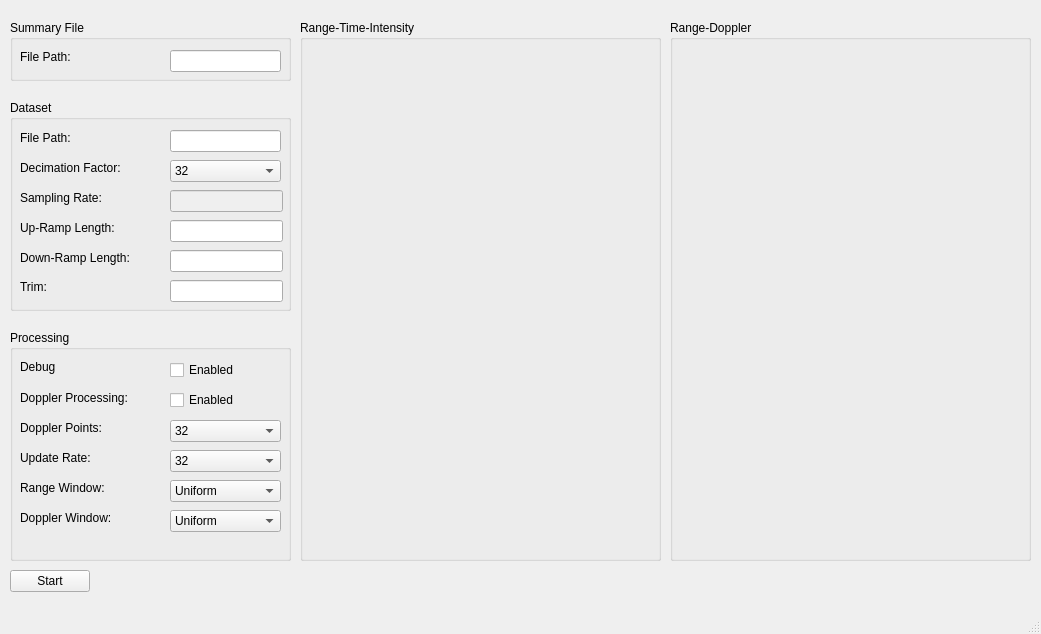
Before: the Qt Designer form qt-port/mainwindow.ui in darrynjordan/range-doppler-processor, drawn with Qt 5.
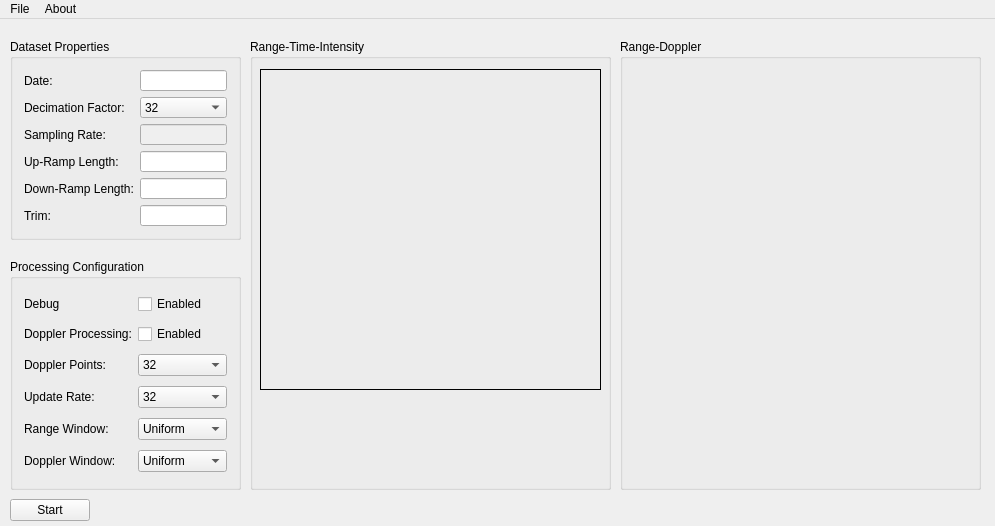
After: the same form once the commit is applied.

Commit message: included opencv plots

What changed in the file:
```diff
--- a/qt-port/mainwindow.ui
+++ b/qt-port/mainwindow.ui
@@ -6,8 +6,8 @@
    <rect>
     <x>0</x>
     <y>0</y>
-    <width>1041</width>
-    <height>634</height>
+    <width>995</width>
+    <height>526</height>
    </rect>
   </property>
   <property name="windowTitle">
@@ -18,469 +18,289 @@
     <property name="geometry">
      <rect>
       <x>10</x>
-      <y>100</y>
-      <width>281</width>
-      <height>211</height>
+      <y>20</y>
+      <width>231</width>
+      <height>201</height>
      </rect>
     </property>
     <property name="title">
-     <string>Dataset</string>
+     <string>Dataset Properties</string>
     </property>
-    <widget class="QLabel" name="label">
-     <property name="geometry">
-      <rect>
-       <x>10</x>
-       <y>60</y>
-       <width>121</width>
-       <height>16</height>
-      </rect>
-     </property>
-     <property name="text">
-      <string>Decimation Factor:</string>
-     </property>
-    </widget>
-    <widget class="QLabel" name="label_2">
-     <property name="geometry">
-      <rect>
-       <x>10</x>
-       <y>90</y>
-       <width>121</width>
-       <height>16</height>
-      </rect>
-     </property>
-     <property name="text">
-      <string>Sampling Rate:</string>
-     </property>
-    </widget>
-    <widget class="QLabel" name="label_3">
-     <property name="geometry">
-      <rect>
-       <x>10</x>
-       <y>120</y>
-       <width>121</width>
-       <height>16</height>
-      </rect>
-     </property>
-     <property name="text">
-      <string>Up-Ramp Length:</string>
-     </property>
-    </widget>
-    <widget class="QLabel" name="label_4">
-     <property name="geometry">
-      <rect>
-       <x>10</x>
-       <y>150</y>
-       <width>141</width>
-       <height>16</height>
-      </rect>
-     </property>
-     <property name="text">
-      <string>Down-Ramp Length:</string>
-     </property>
-    </widget>
-    <widget class="QLabel" name="label_5">
-     <property name="geometry">
-      <rect>
-       <x>10</x>
-       <y>180</y>
-       <width>59</width>
-       <height>14</height>
-      </rect>
-     </property>
-     <property name="text">
-      <string>Trim:</string>
-     </property>
-    </widget>
-    <widget class="QLineEdit" name="e_samplingRate">
-     <property name="enabled">
-      <bool>false</bool>
-     </property>
-     <property name="geometry">
-      <rect>
-       <x>160</x>
-       <y>90</y>
-       <width>113</width>
-       <height>22</height>
-      </rect>
-     </property>
-    </widget>
-    <widget class="QLineEdit" name="e_upPeriod">
-     <property name="geometry">
-      <rect>
-       <x>160</x>
-       <y>120</y>
-       <width>113</width>
-       <height>22</height>
-      </rect>
-     </property>
-    </widget>
-    <widget class="QLineEdit" name="e_downPeriod">
-     <property name="geometry">
-      <rect>
-       <x>160</x>
-       <y>150</y>
-       <width>113</width>
-       <height>22</height>
-      </rect>
-     </property>
-    </widget>
-    <widget class="QLineEdit" name="e_trim">
-     <property name="geometry">
-      <rect>
-       <x>160</x>
-       <y>180</y>
-       <width>113</width>
-       <height>22</height>
-      </rect>
-     </property>
-    </widget>
-    <widget class="QComboBox" name="comboBox_5">
-     <property name="geometry">
-      <rect>
-       <x>160</x>
-       <y>60</y>
-       <width>111</width>
-       <height>22</height>
-      </rect>
-     </property>
-     <item>
-      <property name="text">
-       <string>32</string>
-      </property>
+    <layout class="QGridLayout" name="gridLayout">
+     <item row="0" column="0">
+      <widget class="QLabel" name="l_filePath">
+       <property name="text">
+        <string>Date:</string>
+       </property>
+      </widget>
      </item>
-     <item>
-      <property name="text">
-       <string>64</string>
-      </property>
+     <item row="0" column="1">
+      <widget class="QLineEdit" name="e_datasetPath"/>
      </item>
-     <item>
-      <property name="text">
-       <string>128</string>
-      </property>
+     <item row="1" column="0">
+      <widget class="QLabel" name="label">
+       <property name="text">
+        <string>Decimation Factor:</string>
+       </property>
+      </widget>
      </item>
-     <item>
-      <property name="text">
-       <string>256</string>
-      </property>
+     <item row="1" column="1">
+      <widget class="QComboBox" name="comboBox_5">
+       <item>
+        <property name="text">
+         <string>32</string>
+        </property>
+       </item>
+       <item>
+        <property name="text">
+         <string>64</string>
+        </property>
+       </item>
+       <item>
+        <property name="text">
+         <string>128</string>
+        </property>
+       </item>
+       <item>
+        <property name="text">
+         <string>256</string>
+        </property>
+       </item>
+       <item>
+        <property name="text">
+         <string>512</string>
+        </property>
+       </item>
+      </widget>
      </item>
-     <item>
-      <property name="text">
-       <string>512</string>
-      </property>
+     <item row="2" column="0">
+      <widget class="QLabel" name="label_2">
+       <property name="text">
+        <string>Sampling Rate:</string>
+       </property>
+      </widget>
      </item>
-    </widget>
-    <widget class="QLabel" name="l_filePath">
-     <property name="geometry">
-      <rect>
-       <x>10</x>
-       <y>30</y>
-       <width>56</width>
-       <height>16</height>
-      </rect>
-     </property>
-     <property name="text">
-      <string>File Path:</string>
-     </property>
-    </widget>
-    <widget class="QLineEdit" name="e_datasetPath">
-     <property name="geometry">
-      <rect>
-       <x>160</x>
-       <y>30</y>
-       <width>111</width>
-       <height>22</height>
-      </rect>
-     </property>
-    </widget>
+     <item row="2" column="1">
+      <widget class="QLineEdit" name="e_samplingRate">
+       <property name="enabled">
+        <bool>false</bool>
+       </property>
+      </widget>
+     </item>
+     <item row="3" column="0">
+      <widget class="QLabel" name="label_3">
+       <property name="text">
+        <string>Up-Ramp Length:</string>
+       </property>
+      </widget>
+     </item>
+     <item row="3" column="1">
+      <widget class="QLineEdit" name="e_upPeriod"/>
+     </item>
+     <item row="4" column="0">
+      <widget class="QLabel" name="label_4">
+       <property name="text">
+        <string>Down-Ramp Length:</string>
+       </property>
+      </widget>
+     </item>
+     <item row="4" column="1">
+      <widget class="QLineEdit" name="e_downPeriod"/>
+     </item>
+     <item row="5" column="0">
+      <widget class="QLabel" name="label_5">
+       <property name="text">
+        <string>Trim:</string>
+       </property>
+      </widget>
+     </item>
+     <item row="5" column="1">
+      <widget class="QLineEdit" name="e_trim"/>
+     </item>
+    </layout>
    </widget>
    <widget class="QGroupBox" name="groupBox_2">
     <property name="geometry">
      <rect>
       <x>10</x>
-      <y>330</y>
-      <width>281</width>
+      <y>240</y>
+      <width>231</width>
       <height>231</height>
      </rect>
     </property>
     <property name="title">
-     <string>Processing</string>
+     <string>Processing Configuration</string>
     </property>
-    <widget class="QLabel" name="label_6">
-     <property name="geometry">
-      <rect>
-       <x>10</x>
-       <y>60</y>
-       <width>201</width>
-       <height>16</height>
-      </rect>
-     </property>
-     <property name="text">
-      <string>Doppler Processing:</string>
-     </property>
-    </widget>
-    <widget class="QLabel" name="label_7">
-     <property name="geometry">
-      <rect>
-       <x>10</x>
-       <y>90</y>
-       <width>161</width>
-       <height>16</height>
-      </rect>
-     </property>
-     <property name="text">
-      <string>Doppler Points:</string>
-     </property>
-    </widget>
-    <widget class="QLabel" name="label_8">
-     <property name="geometry">
-      <rect>
-       <x>10</x>
-       <y>120</y>
-       <width>131</width>
-       <height>16</height>
-      </rect>
-     </property>
-     <property name="text">
-      <string>Update Rate:</string>
-     </property>
-    </widget>
-    <widget class="QLabel" name="label_9">
-     <property name="geometry">
-      <rect>
-       <x>10</x>
-       <y>150</y>
-       <width>131</width>
-       <height>16</height>
-      </rect>
-     </property>
-     <property name="text">
-      <string>Range Window:</string>
-     </property>
-    </widget>
-    <widget class="QLabel" name="label_10">
-     <property name="geometry">
-      <rect>
-       <x>10</x>
-       <y>180</y>
-       <width>141</width>
-       <height>16</height>
-      </rect>
-     </property>
-     <property name="text">
-      <string>Doppler Window:</string>
-     </property>
-    </widget>
-    <widget class="QCheckBox" name="c_dopplerEnabled">
-     <property name="geometry">
-      <rect>
-       <x>160</x>
-       <y>60</y>
-       <width>85</width>
-       <height>20</height>
-      </rect>
-     </property>
-     <property name="text">
-      <string>Enabled</string>
-     </property>
-    </widget>
-    <widget class="QComboBox" name="comboBox">
-     <property name="geometry">
-      <rect>
-       <x>160</x>
-       <y>150</y>
-       <width>111</width>
-       <height>22</height>
-      </rect>
-     </property>
-     <item>
-      <property name="text">
-       <string>Uniform</string>
-      </property>
+    <layout class="QGridLayout" name="gridLayout_2">
+     <item row="0" column="0">
+      <widget class="QLabel" name="label_17">
+       <property name="text">
+        <string>Debug</string>
+       </property>
+      </widget>
      </item>
-     <item>
-      <property name="text">
-       <string>Hanning</string>
-      </property>
+     <item row="0" column="1">
+      <widget class="QCheckBox" name="c_debugEnabled">
+       <property name="text">
+        <string>Enabled</string>
+       </property>
+      </widget>
      </item>
-     <item>
-      <property name="text">
-       <string>Hamming</string>
-      </property>
+     <item row="1" column="0">
+      <widget class="QLabel" name="label_6">
+       <property name="text">
+        <string>Doppler Processing:</string>
+       </property>
+      </widget>
      </item>
-     <item>
-      <property name="text">
-       <string>Blackman</string>
-      </property>
+     <item row="1" column="1">
+      <widget class="QCheckBox" name="c_dopplerEnabled">
+       <property name="text">
+        <string>Enabled</string>
+       </property>
+      </widget>
      </item>
-    </widget>
-    <widget class="QComboBox" name="comboBox_2">
-     <property name="geometry">
-      <rect>
-       <x>160</x>
-       <y>180</y>
-       <width>111</width>
-       <height>22</height>
-      </rect>
-     </property>
-     <item>
-      <property name="text">
-       <string>Uniform</string>
-      </property>
+     <item row="2" column="0">
+      <widget class="QLabel" name="label_7">
+       <property name="text">
+        <string>Doppler Points:</string>
+       </property>
+      </widget>
      </item>
-     <item>
-      <property name="text">
-       <string>Hanning</string>
-      </property>
+     <item row="2" column="1">
+      <widget class="QComboBox" name="c_dopplerPoints">
+       <item>
+        <property name="text">
+         <string>32</string>
+        </property>
+       </item>
+       <item>
+        <property name="text">
+         <string>64</string>
+        </property>
+       </item>
+       <item>
+        <property name="text">
+         <string>128</string>
+        </property>
+       </item>
+       <item>
+        <property name="text">
+         <string>256</string>
+        </property>
+       </item>
+       <item>
+        <property name="text">
+         <string>512</string>
+        </property>
+       </item>
+      </widget>
      </item>
-     <item>
-      <property name="text">
-       <string>Hamming</string>
-      </property>
+     <item row="3" column="0">
+      <widget class="QLabel" name="label_8">
+       <property name="text">
+        <string>Update Rate:</string>
+       </property>
+      </widget>
      </item>
-     <item>
-      <property name="text">
-       <string>Blackman</string>
-      </property>
+     <item row="3" column="1">
+      <widget class="QComboBox" name="c_updateRate">
+       <item>
+        <property name="text">
+         <string>32</string>
+        </property>
+       </item>
+       <item>
+        <property name="text">
+         <string>64</string>
+        </property>
+       </item>
+       <item>
+        <property name="text">
+         <string>128</string>
+        </property>
+       </item>
+       <item>
+        <property name="text">
+         <string>256</string>
+        </property>
+       </item>
+       <item>
+        <property name="text">
+         <string>512</string>
+        </property>
+       </item>
+      </widget>
      </item>
-    </widget>
-    <widget class="QComboBox" name="c_dopplerPoints">
-     <property name="geometry">
-      <rect>
-       <x>160</x>
-       <y>90</y>
-       <width>111</width>
-       <height>22</height>
-      </rect>
-     </property>
-     <item>
-      <property name="text">
-       <string>32</string>
-      </property>
+     <item row="4" column="0">
+      <widget class="QLabel" name="label_9">
+       <property name="text">
+        <string>Range Window:</string>
+       </property>
+      </widget>
      </item>
-     <item>
-      <property name="text">
-       <string>64</string>
-      </property>
+     <item row="4" column="1">
+      <widget class="QComboBox" name="comboBox">
+       <item>
+        <property name="text">
+         <string>Uniform</string>
+        </property>
+       </item>
+       <item>
+        <property name="text">
+         <string>Hanning</string>
+        </property>
+       </item>
+       <item>
+        <property name="text">
+         <string>Hamming</string>
+        </property>
+       </item>
+       <item>
+        <property name="text">
+         <string>Blackman</string>
+        </property>
+       </item>
+      </widget>
      </item>
-     <item>
-      <property name="text">
-       <string>128</string>
-      </property>
+     <item row="5" column="0">
+      <widget class="QLabel" name="label_10">
+       <property name="text">
+        <string>Doppler Window:</string>
+       </property>
+      </widget>
      </item>
-     <item>
-      <property name="text">
-       <string>256</string>
-      </property>
+     <item row="5" column="1">
+      <widget class="QComboBox" name="comboBox_2">
+       <item>
+        <property name="text">
+         <string>Uniform</string>
+        </property>
+       </item>
+       <item>
+        <property name="text">
+         <string>Hanning</string>
+        </property>
+       </item>
+       <item>
+        <property name="text">
+         <string>Hamming</string>
+        </property>
+       </item>
+       <item>
+        <property name="text">
+         <string>Blackman</string>
+        </property>
+       </item>
+      </widget>
      </item>
-     <item>
-      <property name="text">
-       <string>512</string>
-      </property>
-     </item>
-    </widget>
-    <widget class="QComboBox" name="c_updateRate">
-     <property name="geometry">
-      <rect>
-       <x>160</x>
-       <y>120</y>
-       <width>111</width>
-       <height>22</height>
-      </rect>
-     </property>
-     <item>
-      <property name="text">
-       <string>32</string>
-      </property>
-     </item>
-     <item>
-      <property name="text">
-       <string>64</string>
-      </property>
-     </item>
-     <item>
-      <property name="text">
-       <string>128</string>
-      </property>
-     </item>
-     <item>
-      <property name="text">
-       <string>256</string>
-      </property>
-     </item>
-     <item>
-      <property name="text">
-       <string>512</string>
-      </property>
-     </item>
-    </widget>
-    <widget class="QLabel" name="label_17">
-     <property name="geometry">
-      <rect>
-       <x>10</x>
-       <y>30</y>
-       <width>59</width>
-       <height>14</height>
-      </rect>
-     </property>
-     <property name="text">
-      <string>Debug</string>
-     </property>
-    </widget>
-    <widget class="QCheckBox" name="c_debugEnabled">
-     <property name="geometry">
-      <rect>
-       <x>160</x>
-       <y>30</y>
-       <width>85</width>
-       <height>20</height>
-      </rect>
-     </property>
-     <property name="text">
-      <string>Enabled</string>
-     </property>
-    </widget>
-   </widget>
-   <widget class="QGroupBox" name="groupBox_3">
-    <property name="geometry">
-     <rect>
-      <x>10</x>
-      <y>20</y>
-      <width>281</width>
-      <height>61</height>
-     </rect>
-    </property>
-    <property name="title">
-     <string>Summary File</string>
-    </property>
-    <widget class="QLabel" name="label_11">
-     <property name="geometry">
-      <rect>
-       <x>10</x>
-       <y>30</y>
-       <width>59</width>
-       <height>14</height>
-      </rect>
-     </property>
-     <property name="text">
-      <string>File Path:</string>
-     </property>
-    </widget>
-    <widget class="QLineEdit" name="e_summaryPath">
-     <property name="geometry">
-      <rect>
-       <x>160</x>
-       <y>30</y>
-       <width>111</width>
-       <height>22</height>
-      </rect>
-     </property>
-    </widget>
+    </layout>
    </widget>
    <widget class="QPushButton" name="b_start">
     <property name="geometry">
      <rect>
       <x>10</x>
-      <y>570</y>
+      <y>480</y>
       <width>80</width>
       <height>22</height>
      </rect>
@@ -492,23 +312,39 @@
    <widget class="QGroupBox" name="groupBox_4">
     <property name="geometry">
      <rect>
-      <x>300</x>
+      <x>250</x>
       <y>20</y>
       <width>361</width>
-      <height>541</height>
+      <height>451</height>
      </rect>
     </property>
     <property name="title">
      <string>Range-Time-Intensity</string>
     </property>
+    <widget class="QLabel" name="rti_plot">
+     <property name="geometry">
+      <rect>
+       <x>10</x>
+       <y>30</y>
+       <width>341</width>
+       <height>321</height>
+      </rect>
+     </property>
+     <property name="frameShape">
+      <enum>QFrame::Panel</enum>
+     </property>
+     <property name="text">
+      <string/>
+     </property>
+    </widget>
    </widget>
    <widget class="QGroupBox" name="groupBox_5">
     <property name="geometry">
      <rect>
-      <x>670</x>
+      <x>620</x>
       <y>20</y>
       <width>361</width>
-      <height>541</height>
+      <height>451</height>
      </rect>
     </property>
     <property name="title">
@@ -521,12 +357,36 @@
     <rect>
      <x>0</x>
      <y>0</y>
-     <width>1041</width>
+     <width>995</width>
      <height>19</height>
     </rect>
    </property>
+   <widget class="QMenu" name="menuFile">
+    <property name="title">
+     <string>File</string>
+    </property>
+    <addaction name="a_open_config"/>
+    <addaction name="separator"/>
+    <addaction name="a_exit"/>
+   </widget>
+   <widget class="QMenu" name="menuAbout">
+    <property name="title">
+     <string>About</string>
+    </property>
+   </widget>
+   <addaction name="menuFile"/>
+   <addaction name="menuAbout"/>
   </widget>
-  <widget class="QStatusBar" name="statusBar"/>
+  <action name="a_open_config">
+   <property name="text">
+    <string>Open Config File</string>
+   </property>
+  </action>
+  <action name="a_exit">
+   <property name="text">
+    <string>Exit</string>
+   </property>
+  </action>
  </widget>
  <layoutdefault spacing="6" margin="11"/>
  <resources/>
```
Left out of the diff: 15 changed lines with no effect on the pictures. The commit also changes 19 other files.
